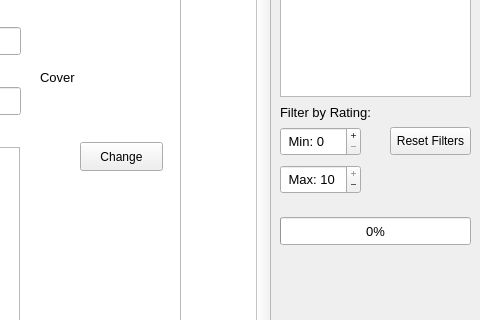
Old version of the form My Record Collection Source/mainwindow.ui in the repository Drag0nCodes/MyRecordCollection; both pictures show x 520 to 1000 and y 182 to 502 of the 1000 by 810 pixel window.
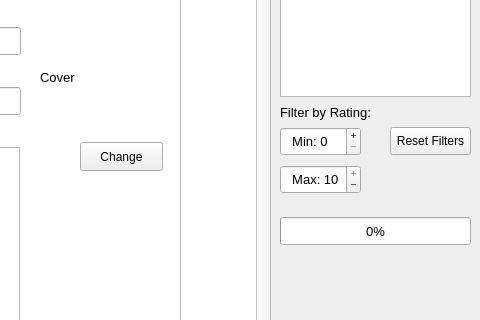
New version of the form.

```diff
--- a/My Record Collection Source/mainwindow.ui
+++ b/My Record Collection Source/mainwindow.ui
@@ -439,7 +439,7 @@
        <enum>QAbstractSpinBox::PlusMinus</enum>
       </property>
       <property name="prefix">
-       <string> Min: </string>
+       <string>  Min: </string>
       </property>
       <property name="maximum">
        <number>10</number>
@@ -483,7 +483,7 @@
        <enum>QAbstractSpinBox::PlusMinus</enum>
       </property>
       <property name="prefix">
-       <string> Max: </string>
+       <string>  Max: </string>
       </property>
       <property name="maximum">
        <number>10</number>
```
